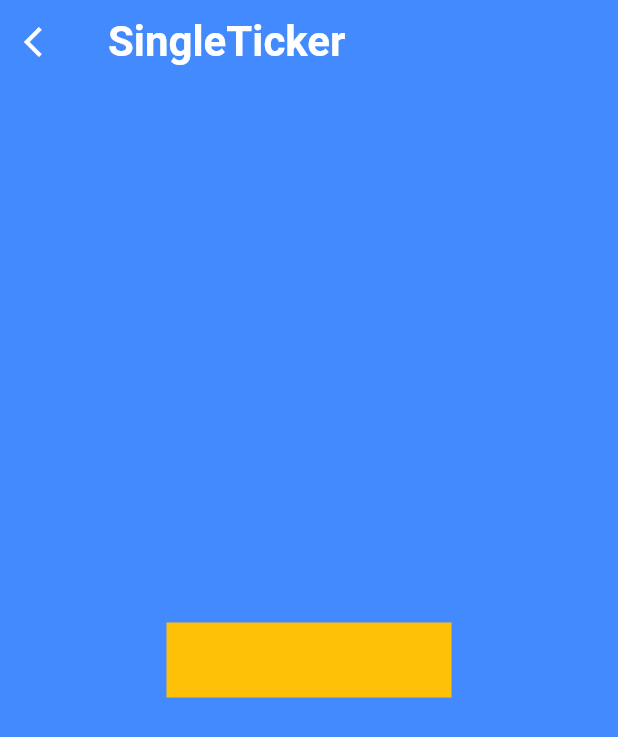
After one commit to SunatilloAbduvaliyev/takrorlash, a Flutter app: the SingleTickerAnimationWidget screen opened directly, on a phone screen of 412 x 824 dp. The commit adds this screen. Shown: the top 737 px of the screen. Run offline on Flutter 3.47's test engine with Material 3 defaults, Android fonts, the phone set to English and light mode, and no system bars.

Commit message:
draggle widget finish video 1.30 minut

```diff
--- a/lib/screen/animation/animated_screen.dart
+++ b/lib/screen/animation/animated_screen.dart
@@ -16,6 +16,7 @@ import 'package:takrorlash/screen/animation/internal_animation/animated_theme_wi
 import 'package:takrorlash/screen/animation/internal_animation/single_ticker.dart';
 import 'package:takrorlash/screen/animation/internal_animation/ticker.dart';
 import 'package:takrorlash/screen/animation/internal_animation/tween_animation_builder_widget.dart';
+import 'package:takrorlash/screen/animation/single_ticker_animatio_widget.dart';
 
 
 class AnimationScreen extends StatefulWidget {
@@ -41,6 +42,8 @@ class _AnimationScreenState extends State<AnimationScreen>   {
     const AnimatedListWidget(),
     const AnimatedModalBarrierWidget(),
     const AnimatedRotationExample(),
+    const SingleTickerAnimationWidget(),
+    const SingleTickerExample(),
   ];
   final List<String> screenNames = [
     "AnimatedAlign",
@@ -57,6 +60,8 @@ class _AnimationScreenState extends State<AnimationScreen>   {
     "AnimatedList",
     "AnimatedModalBarrierWidget",
     "AnimatedRotationWidget",
+    "SingleTickerProvider",
+    "SingleTickerTwo"
   ];
 
   @override
--- a/lib/screen/animation/internal_animation/animated_align_widget.dart
+++ b/lib/screen/animation/internal_animation/animated_align_widget.dart
@@ -19,12 +19,12 @@ class _AnimatedAlignTwoWidgetState extends State<AnimatedAlignTwoWidget> {
         child: GestureDetector(
           onTap: () {
             setState(() {
-              isAnimated = !isAnimated; // Toggle the state between true and false
+              isAnimated = !isAnimated;
             });
           },
           child: AnimatedAlign(
             duration: const Duration(seconds: 1),
-            curve: Curves.bounceInOut,
+            curve: Curves.easeInOutBack,
             alignment: isAnimated ? Alignment.center : Alignment.topCenter,
             child: const FlutterLogo(size: 100,),
           ),
--- a/lib/screen/animation/internal_animation/single_ticker.dart
+++ b/lib/screen/animation/internal_animation/single_ticker.dart
@@ -20,7 +20,7 @@ class _SingleTickerExampleState extends State<SingleTickerExample>
     _animationController = AnimationController(
       vsync: this,
       duration: const Duration(seconds: 2),
-    );
+    )..repeat(reverse: true);
     _alignmentTransition = Tween<AlignmentGeometry>(
       begin: Alignment.topLeft,
       end: Alignment.bottomRight,
@@ -39,7 +39,6 @@ class _SingleTickerExampleState extends State<SingleTickerExample>
         curve: Curves.linearToEaseOut,
       ),
     );
-    _animationController.forward();
   }
 
   @override
--- /dev/null
+++ b/lib/screen/animation/single_ticker_animatio_widget.dart
@@ -0,0 +1,56 @@
+import 'package:flutter/material.dart';
+import 'package:takrorlash/screen/global_appbar.dart';
+
+class SingleTickerAnimationWidget extends StatefulWidget {
+  const SingleTickerAnimationWidget({super.key});
+
+  @override
+  State<SingleTickerAnimationWidget> createState() =>
+      _SingleTickerAnimationWidgetState();
+}
+
+class _SingleTickerAnimationWidgetState
+    extends State<SingleTickerAnimationWidget>
+    with SingleTickerProviderStateMixin {
+  late  AnimationController _animationController;
+  late  Animation<double> _progressAnimation;
+
+  @override
+  void initState() {
+    super.initState();
+    _animationController = AnimationController(
+      vsync: this,
+      duration: const Duration(seconds: 3),
+    );
+
+    _progressAnimation = Tween<double>(
+      begin: 0,
+      end: 300,
+    ).animate(
+      CurvedAnimation(
+        parent: _animationController,
+        curve: Curves.linear,
+      ),
+    );
+    _animationController.forward();
+  }
+
+  @override
+  Widget build(BuildContext context) {
+    return Scaffold(
+      appBar: GlobalAppbar(
+        title: "SingleTicker",
+      ),
+      body: Center(
+        child: AnimatedBuilder(
+          animation: _animationController,
+          builder: (BuildContext context, child)=>Container(
+            width: _progressAnimation.value,
+            height: 50,
+            color: Colors.amber,
+          ),
+        ),
+      ),
+    );
+  }
+}
```
